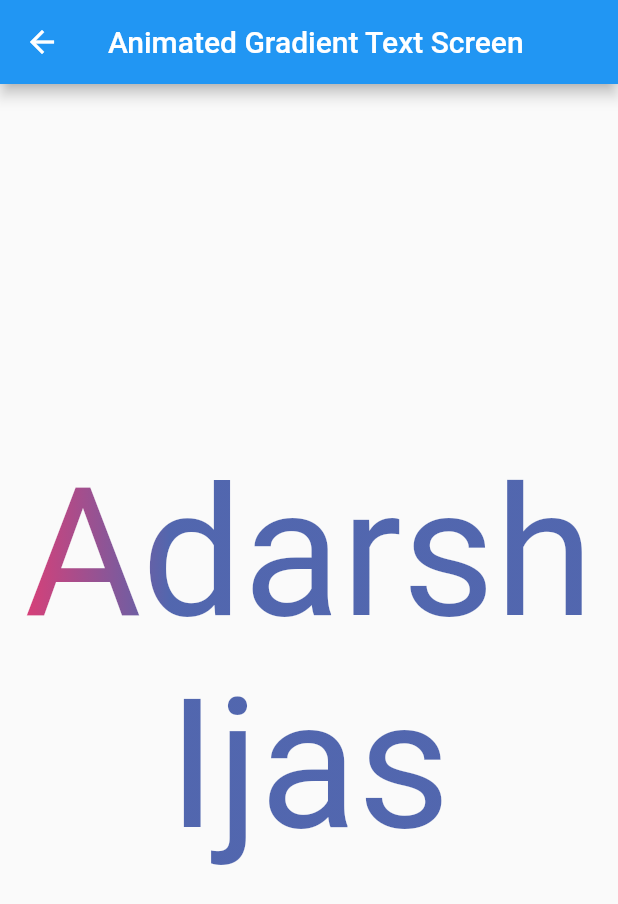
After one commit to ijascookee/try_things, a Flutter app: the screen it shows after launch, after a tap on "Animated Gradient Text", on a phone screen of 412 x 824 dp. The commit adds this screen. Shown: the top 904 px of the screen. Run offline on Flutter 3.47's test engine with Material 2 defaults, Android fonts, the phone set to English and light mode, and no system bars.

Commit message:
Added animated gradient text

```diff
--- /dev/null
+++ b/lib/animated_gradient_text/animated_screen.dart
@@ -0,0 +1,54 @@
+import 'package:flutter/material.dart';
+import 'package:projects/animated_gradient_text/animated_text_widget.dart';
+
+class AnimatedGradientTextScreen extends StatefulWidget {
+  const AnimatedGradientTextScreen({super.key});
+
+  @override
+  State<AnimatedGradientTextScreen> createState() => _AnimatedScreenState();
+}
+
+class _AnimatedScreenState extends State<AnimatedGradientTextScreen> {
+  @override
+  Widget build(BuildContext context) {
+    return Scaffold(
+      appBar: AppBar(
+        title: Text(
+          'Animated Gradient Text Screen',
+        ),
+      ),
+      body: Center(
+        child: AnimatedGradientTextWidget(
+          titleStyle: TextStyle(fontSize: 120,
+
+          ),
+          stops: [
+            45,
+            40,
+            35,
+            30,
+            25,
+            20,
+            15,
+            10,
+            5,
+            0,
+          ],
+          title: 'Adarsh Ijas',
+          colors: [
+            Color(0xFF0088C8),
+            Color(0xFF00C2F3),
+            Color(0xFFDEE11C),
+            Color(0xFF00AF4C),
+            Color(0xFFE30087),
+            Color(0xFF6D2C91),
+            Color(0xFFF79A1C),
+            Color(0xFF0DAD49),
+            Color(0xFFED1A58),
+            Color(0xFF374FA2)
+          ],
+        ),
+      ),
+    );
+  }
+}
--- /dev/null
+++ b/lib/animated_gradient_text/animated_text_widget.dart
@@ -0,0 +1,101 @@
+import 'package:flutter/material.dart';
+
+class AnimatedGradientTextWidget extends StatefulWidget {
+  final String title;
+  final Duration duration;
+  final List<Color> colors;
+  final List<int> stops;
+  final TextStyle titleStyle;
+  const AnimatedGradientTextWidget({
+    super.key,
+    required this.title,
+    this.duration = const Duration(seconds: 8),
+    required this.colors,
+    required this.stops,
+    this.titleStyle = const TextStyle(
+      fontSize: 35.0,
+      fontWeight: FontWeight.bold,
+    ),
+  });
+  @override
+  _SplashScreenState createState() => _SplashScreenState();
+}
+
+class _SplashScreenState extends State<AnimatedGradientTextWidget>
+    with SingleTickerProviderStateMixin {
+  late AnimationController _controller;
+  late Animation<double> _animation;
+
+  String word = '';
+  late int wordLength;
+  late double durationPerLetter;
+
+  @override
+  void initState() {
+    super.initState();
+    word = widget.title;
+    wordLength = word.length + 6;
+    durationPerLetter = 4 / wordLength;
+
+    _controller = AnimationController(
+      vsync: this,
+      duration: widget.duration,
+    );
+
+    _animation = Tween<double>(
+      begin: 0,
+      end: 2,
+    ).animate(
+      CurvedAnimation(
+        parent: _controller,
+        curve: Curves.linear,
+      ),
+    )..addListener(() {
+        setState(() {});
+      });
+
+    _controller.addStatusListener((status) {
+      if (status == AnimationStatus.completed) {
+        _controller.reset();
+        _controller.forward();
+      }
+    });
+
+    _controller.forward();
+  }
+
+  @override
+  Widget build(BuildContext context) {
+    return AnimatedBuilder(
+      animation: _controller,
+      builder: (context, child) {
+        return ShaderMask(
+          shaderCallback: (Rect bounds) {
+            return LinearGradient(
+              colors: widget.colors,
+              begin: Alignment.centerLeft,
+              end: Alignment.centerRight,
+              stops: List.generate(
+                widget.stops.length,
+                (index) =>
+                    _animation.value - (widget.stops[index] / wordLength),
+              ),
+            ).createShader(bounds);
+          },
+          blendMode: BlendMode.srcIn,
+          child: Text(
+            word,
+            textAlign: TextAlign.center,
+            style: widget.titleStyle,
+          ),
+        );
+      },
+    );
+  }
+
+  @override
+  void dispose() {
+    _controller.dispose();
+    super.dispose();
+  }
+}
--- a/lib/home.dart
+++ b/lib/home.dart
@@ -1,4 +1,5 @@
 import 'package:flutter/material.dart';
+import 'package:projects/animated_gradient_text/animated_screen.dart';
 import 'package:projects/arc_selector/age_range_selector.dart';
 import 'package:projects/arc_selector/arc_selector_home.dart';
 import 'package:projects/rainbow_list/rainbow_list_home.dart';
@@ -21,28 +22,50 @@ class HomePage extends StatelessWidget {
               title: const Text("Rainbow List"),
               trailing: const Icon(Icons.arrow_forward_ios),
               onTap: () {
-                Navigator.push(context, MaterialPageRoute(builder: (context) => const RainbowListHome()));
+                Navigator.push(
+                    context,
+                    MaterialPageRoute(
+                        builder: (context) => const RainbowListHome()));
               },
             ),
             ListTile(
               title: const Text("Registration Process"),
               trailing: const Icon(Icons.arrow_forward_ios),
               onTap: () {
-                Navigator.push(context, MaterialPageRoute(builder: (context) => const RegistrationProcess()));
+                Navigator.push(
+                    context,
+                    MaterialPageRoute(
+                        builder: (context) => const RegistrationProcess()));
               },
             ),
             ListTile(
               title: const Text("Arc Selector"),
               trailing: const Icon(Icons.arrow_forward_ios),
               onTap: () {
-                Navigator.push(context, MaterialPageRoute(builder: (context) => const ArcSelectorHome()));
+                Navigator.push(
+                    context,
+                    MaterialPageRoute(
+                        builder: (context) => const ArcSelectorHome()));
               },
             ),
             ListTile(
               title: const Text("Age Range Selector"),
               trailing: const Icon(Icons.arrow_forward_ios),
               onTap: () {
-                Navigator.push(context, MaterialPageRoute(builder: (context) => AgeRangeSelector()));
+                Navigator.push(
+                    context,
+                    MaterialPageRoute(
+                        builder: (context) => AgeRangeSelector()));
+              },
+            ),
+            ListTile(
+              title: const Text("Animated Gradient Text"),
+              trailing: const Icon(Icons.arrow_forward_ios),
+              onTap: () {
+                Navigator.push(
+                    context,
+                    MaterialPageRoute(
+                        builder: (context) => AnimatedGradientTextScreen()));
               },
             ),
           ],
```
